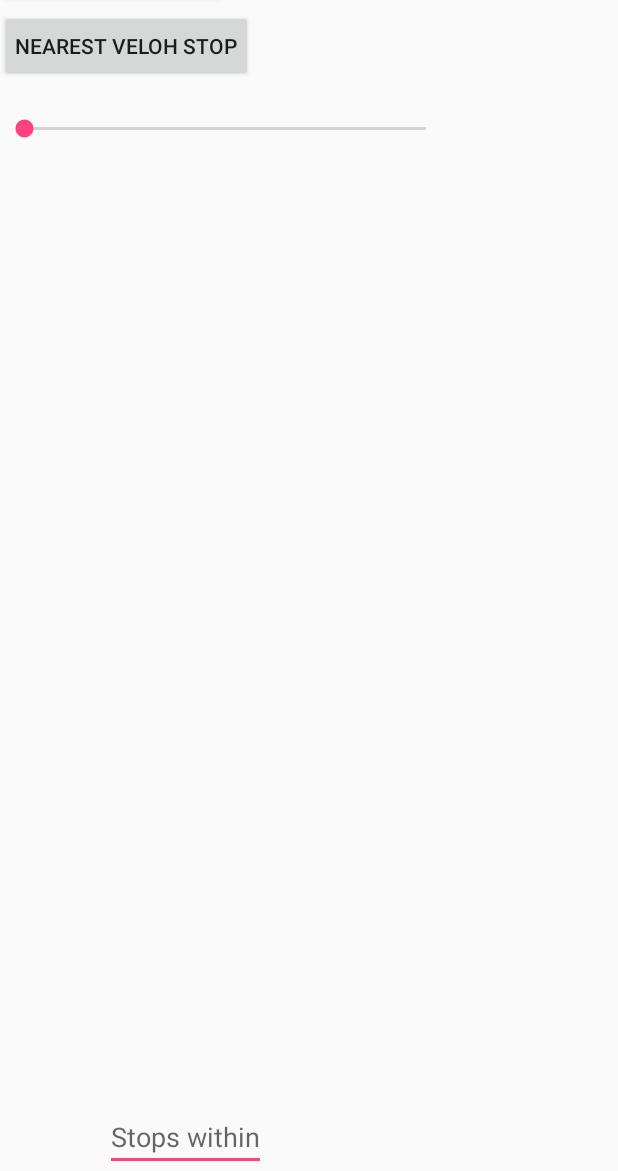
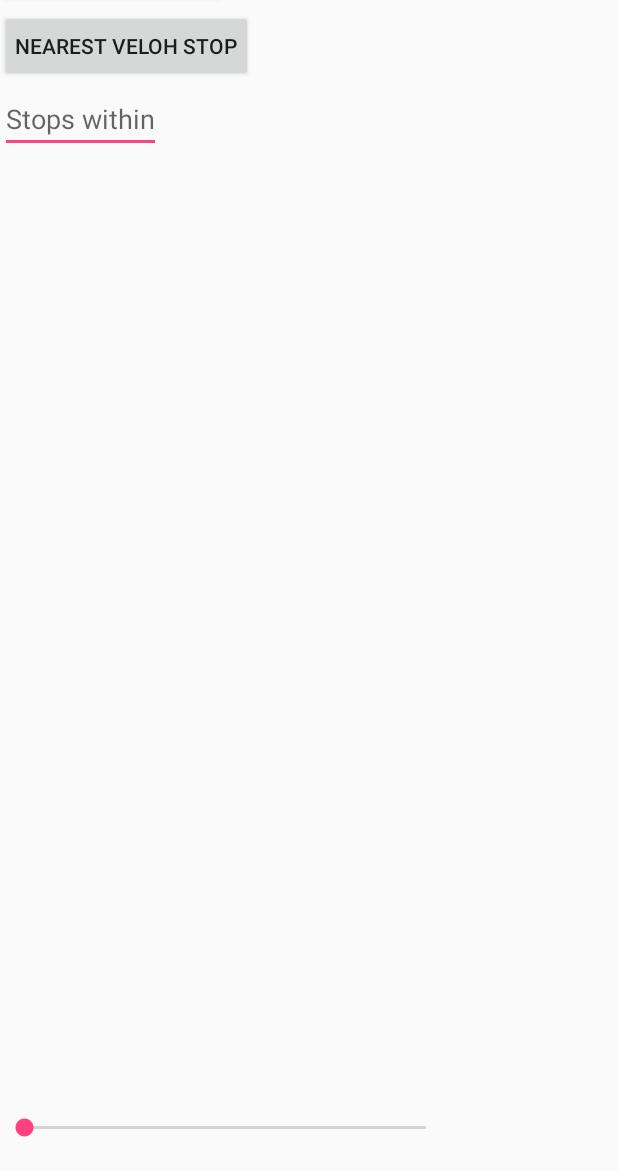
Before and after one commit to misho92/LuxCityBusAndBike, an Android app: the screen it shows after launch (MapsActivity), on a phone screen of 412 x 824 dp, the part 65-1236 px from its top. Run offline under Robolectric (Android 15) with nearby library versions, the phone set to English and light mode, and no system bars.

Commit message:
slider moved down

```diff
--- a/app/src/main/java/mihailtachevandvictorbandoiu/luxcitybusandbike/MapsActivity.java
+++ b/app/src/main/java/mihailtachevandvictorbandoiu/luxcitybusandbike/MapsActivity.java
@@ -108,7 +108,6 @@ public class MapsActivity extends FragmentActivity implements OnMapReadyCallback
             @Override
             public void onProgressChanged(SeekBar seekBar, int progresValue, boolean fromUser) {
                 progress = progresValue;
-                Toast.makeText(getApplicationContext(), "Value changed to " + progresValue, Toast.LENGTH_SHORT).show();
                 mMap.clear();
                 listAllVelohStations(String.valueOf(progresValue));
             }
--- a/app/src/main/res/layout/activity_maps.xml
+++ b/app/src/main/res/layout/activity_maps.xml
@@ -29,24 +29,29 @@
         android:id="@+id/seekBar1"
         android:layout_width="300dp"
         android:layout_height="wrap_content"
+        android:layout_gravity="start|bottom"
         android:layout_alignParentLeft="true"
         android:layout_alignParentTop="true"
-        android:layout_marginTop="120dp"
+        android:layout_marginBottom="20dp"
         android:max="1000"/>
     <TextView
         android:id="@+id/textView1"
         android:layout_width="wrap_content"
         android:layout_height="wrap_content"
+        android:layout_gravity="start|bottom"
         android:layout_alignParentLeft="true"
         android:layout_alignParentTop="true"
         android:layout_below="@+id/seekBar1"
-        android:layout_marginTop="130dp" />
+        android:textStyle="bold"
+        android:textSize="16dp"
+        android:layout_marginLeft="70dp"
+        android:layout_marginBottom="10dp" />
     <EditText
         android:id="@+id/distance"
         android:layout_width="wrap_content"
         android:layout_height="wrap_content"
-        android:layout_gravity="start|bottom"
-        android:layout_marginLeft="70dp"
+        android:layout_gravity="start|top"
+        android:layout_marginTop="100dp"
         android:hint="Stops within"
         android:inputType="numberDecimal" />
 
```
